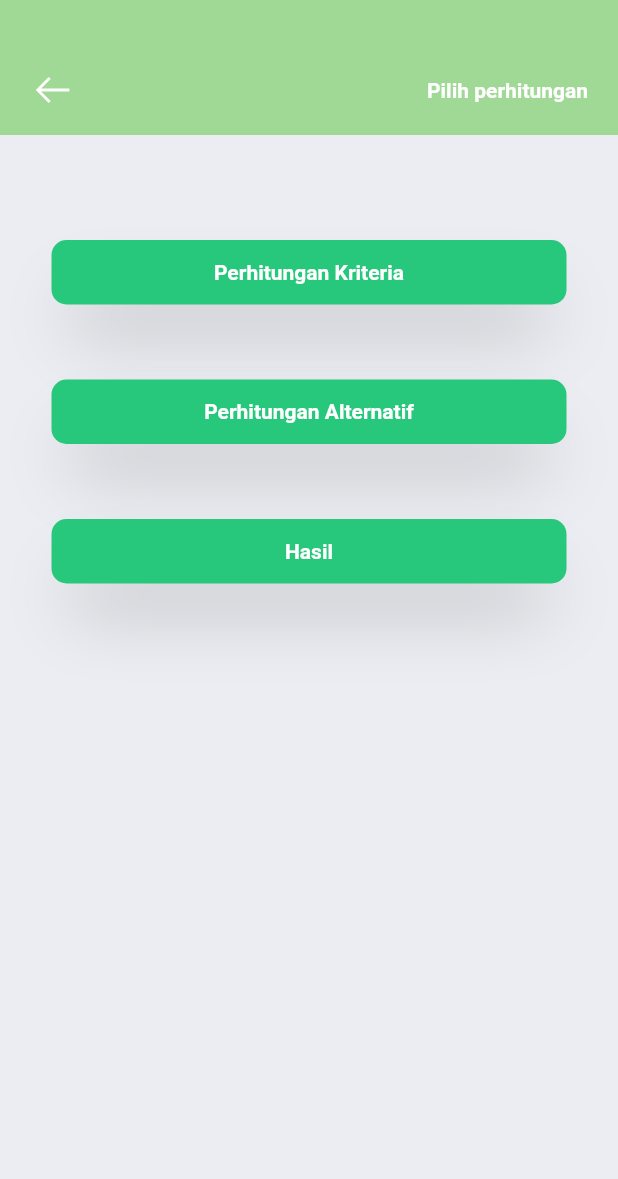
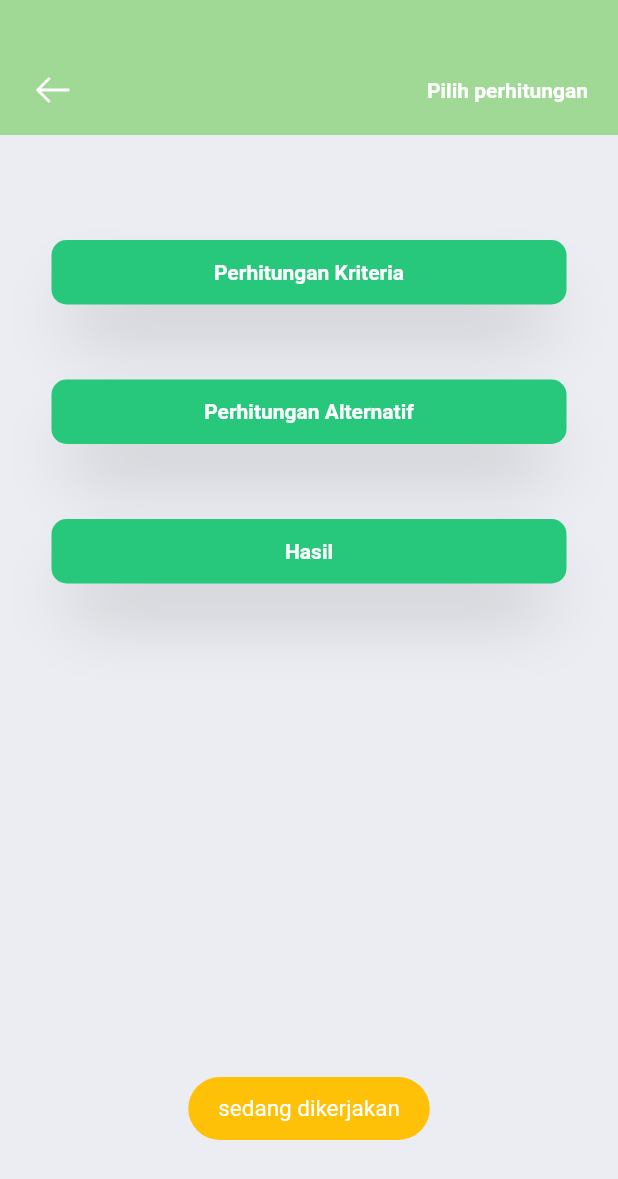
Before and after one commit to soloplayerID/ahp_maya, a Flutter app: the MulaiPerhitunganScreen screen opened by its route, after a tap on "Hasil", on a phone screen of 412 x 824 dp. Shown: the top 1179 px of the screen. Run offline on Flutter 3.47's test engine with Material 2 defaults, Android fonts, the phone set to English and light mode, and no system bars; our stand-ins replace auto_size_text, dio, dropdown_search, fluttertoast, get, get_storage and 5 more; accounts and stored records are empty; Roboto replaces fonts that are missing (SFProDisplay).

Commit message:
tinggal hasil

```diff
--- a/lib/screen/perhitungan.dart
+++ b/lib/screen/perhitungan.dart
@@ -1,6 +1,7 @@
 // import 'package:flutter/src/foundation/key.dart';
 // import 'package:flutter/src/widgets/framework.dart';
 import 'package:flutter/material.dart';
+import 'package:fluttertoast/fluttertoast.dart';
 // import 'package:google_fonts/google_fonts.dart';
 import 'package:line_icons/line_icons.dart';
 
@@ -163,7 +164,14 @@ class _MulaiPerhitunganScreenState extends State<MulaiPerhitunganScreen> {
                       InkWell(
                         splashColor: const Color(0xff7474BF),
                         onTap: () {
-                          Navigator.pushNamed(context, '');
+                          Fluttertoast.showToast(
+                              msg: "sedang dikerjakan",
+                              toastLength: Toast.LENGTH_SHORT,
+                              gravity: ToastGravity.BOTTOM,
+                              timeInSecForIosWeb: 2,
+                              backgroundColor: Colors.amber,
+                              textColor: Colors.white,
+                              fontSize: 15);
                         },
                         child: Container(
                           margin: const EdgeInsets.only(top: 50.0),
--- a/lib/src/presenter/perhitungan_alternatif_presenter.dart
+++ b/lib/src/presenter/perhitungan_alternatif_presenter.dart
@@ -60,5 +60,7 @@ class PerhitunganAlternatifPresenter
   }
 
   @override
-  void submit() {}
+  void submit() {
+    _perhitunganAlternatifState.onFinish('berhasil');
+  }
 }
```
